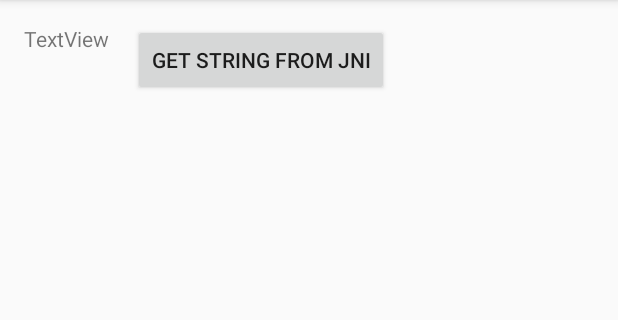
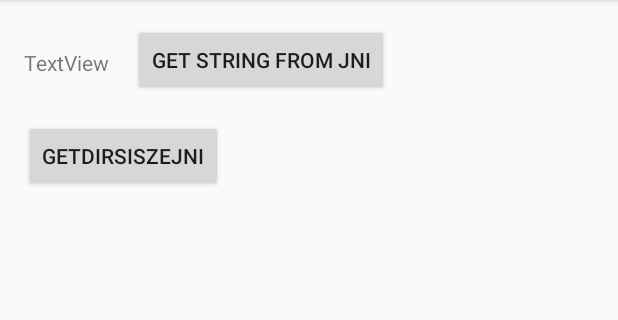
Before and after one commit to xiaoqinzhe/learningapp, an Android app: the NDKActivity screen opened directly, with no data from a screen before it, on a phone screen of 412 x 824 dp, the part 84-404 px from its top. Run offline under Robolectric (Android 15) with nearby library versions, the phone set to English and light mode, and no system bars.

Commit message:
file scan c

```diff
--- a/app/src/main/java/com/example/learningapp/jetpack/databinding/DataBindingActivity.kt
+++ b/app/src/main/java/com/example/learningapp/jetpack/databinding/DataBindingActivity.kt
@@ -18,7 +18,7 @@ class DataBindingActivity : AppCompatActivity() {
         val data = DataBindInfo()
         data.name.value = "name"
         data.content.value = "content"
-        binding.databindData =data
+        binding.databindData = data
 
         binding.vm = ViewModelProvider(this).get(DViewModel::class.java)
     }
--- a/app/src/main/java/com/example/learningapp/ndk/NDKActivity.kt
+++ b/app/src/main/java/com/example/learningapp/ndk/NDKActivity.kt
@@ -5,18 +5,27 @@ import android.util.Log
 import android.view.View
 import android.widget.TextView
 import androidx.appcompat.app.AppCompatActivity
+import androidx.lifecycle.ViewModelProvider
 import com.example.learningapp.R
 import com.example.ndktool.NDKTool
 import java.io.File
 import java.util.*
 
 class NDKActivity : AppCompatActivity() {
+
+    lateinit var viewModel: NDKViewModel
+
     override fun onCreate(savedInstanceState: Bundle?) {
         super.onCreate(savedInstanceState)
         setContentView(R.layout.activity_ndkactivity)
+        viewModel = ViewModelProvider(this).get(NDKViewModel::class.java)
+        viewModel.jniStr.observe(this, {
+            findViewById<TextView>(R.id.tv_str_jni).setText(it)
+        })
         findViewById<View>(R.id.btn_get_str_jni)?.setOnClickListener {
-            findViewById<TextView>(R.id.tv_str_jni)?.text = NDKTool.getStringFromJni()
+            viewModel.getStringFromJni()
         }
+        findViewById<View>(R.id.btn_get_dir_size).setOnClickListener {
             var path = filesDir.parentFile.absolutePath+"/"
             path = "/sdcard/DCIM/"
             Thread {
@@ -31,6 +40,7 @@ class NDKActivity : AppCompatActivity() {
 ////                .sum()
 //            Log.d("native", "fileCount = " + size + ", duration=" + (System.currentTimeMillis() - st))
 //        }.start()
+        }
     }
 
     fun getDirSizeByJava(path: String): Long {
--- /dev/null
+++ b/app/src/main/java/com/example/learningapp/ndk/NDKViewModel.kt
@@ -0,0 +1,15 @@
+package com.example.learningapp.ndk
+
+import androidx.lifecycle.MutableLiveData
+import androidx.lifecycle.ViewModel
+import com.example.ndktool.NDKTool
+
+class NDKViewModel: ViewModel() {
+
+    val jniStr = MutableLiveData<String>()
+
+    fun getStringFromJni() {
+        jniStr.value = NDKTool.getStringFromJni()
+    }
+
+}
--- a/app/src/main/res/layout/activity_ndkactivity.xml
+++ b/app/src/main/res/layout/activity_ndkactivity.xml
@@ -11,7 +11,7 @@
         android:layout_width="wrap_content"
         android:layout_height="wrap_content"
         android:layout_marginStart="16dp"
-        android:layout_marginTop="16dp"
+        android:layout_marginTop="32dp"
         android:text="TextView"
         app:layout_constraintStart_toStartOf="parent"
         app:layout_constraintTop_toTopOf="parent" />
@@ -25,4 +25,23 @@
         android:text="get string from jni"
         app:layout_constraintStart_toEndOf="@+id/tv_str_jni"
         app:layout_constraintTop_toTopOf="parent" />
+
+    <Button
+        android:id="@+id/btn_get_dir_size"
+        android:layout_width="wrap_content"
+        android:layout_height="wrap_content"
+        android:layout_marginStart="16dp"
+        android:layout_marginTop="16dp"
+        android:text="getDirSiszeJni"
+        app:layout_constraintStart_toStartOf="parent"
+        app:layout_constraintTop_toBottomOf="@id/barrier_jni_str" />
+
+    <androidx.constraintlayout.widget.Barrier
+        android:id="@+id/barrier_jni_str"
+        android:layout_width="wrap_content"
+        android:layout_height="wrap_content"
+        app:barrierDirection="bottom"
+        app:constraint_referenced_ids="tv_str_jni,btn_get_str_jni"
+        tools:layout_editor_absoluteX="166dp"
+        tools:layout_editor_absoluteY="61dp" />
 </androidx.constraintlayout.widget.ConstraintLayout>
```
Lines whose indentation alone changed are shown as unchanged.
